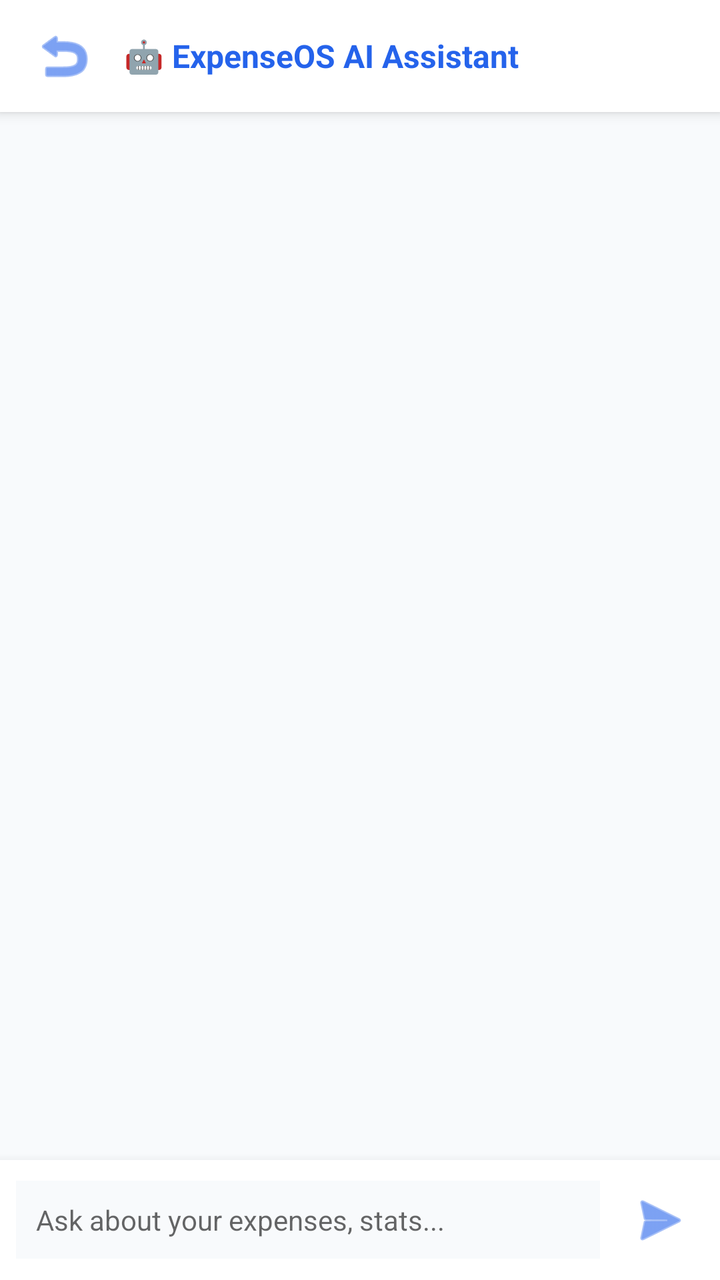
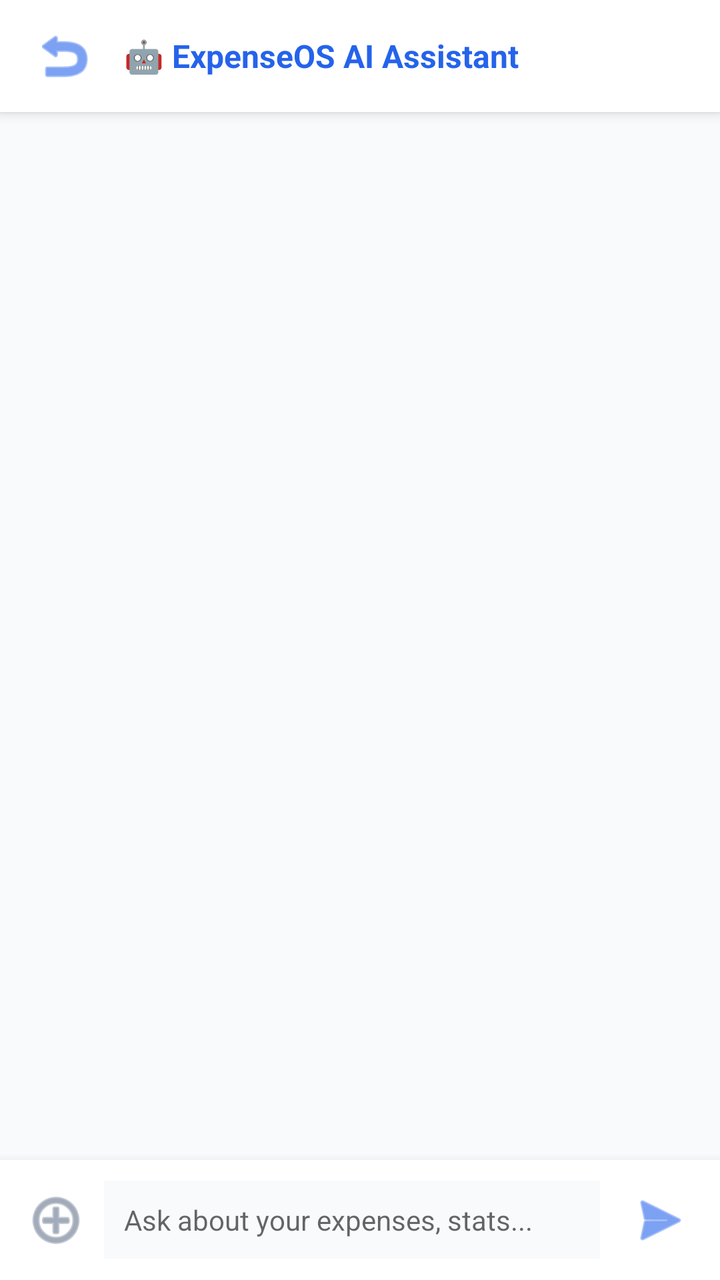

The first picture is an Android layout as it rendered before a commit; the second is the same layout after the commit. The layout source and the unified diff follow.
<!-- AndroidManifest.xml: application theme Theme.ExpenseOS -->
<!-- res/layout/activity_chat.xml -->
<?xml version="1.0" encoding="utf-8"?>
<LinearLayout xmlns:android="http://schemas.android.com/apk/res/android"
    android:layout_width="match_parent"
    android:layout_height="match_parent"
    android:background="@color/bg"
    android:orientation="vertical">

    
    <LinearLayout
        android:layout_width="match_parent"
        android:layout_height="56dp"
        android:background="@color/nav_bg"
        android:elevation="4dp"
        android:gravity="center_vertical"
        android:orientation="horizontal"
        android:paddingHorizontal="14dp">

        <ImageButton
            android:id="@+id/btnChatBack"
            android:layout_width="36dp"
            android:layout_height="36dp"
            android:background="?attr/selectableItemBackgroundBorderless"
            android:contentDescription="Back"
            android:src="@android:drawable/ic_menu_revert"
            android:tint="@color/primary" />

        <TextView
            android:layout_width="0dp"
            android:layout_height="wrap_content"
            android:layout_marginStart="12dp"
            android:layout_weight="1"
            android:text="🤖 ExpenseOS AI Assistant"
            android:textColor="@color/primary"
            android:textSize="16sp"
            android:textStyle="bold" />
    </LinearLayout>

    
    <ScrollView
        android:id="@+id/chatScrollView"
        android:layout_width="match_parent"
        android:layout_height="0dp"
        android:layout_weight="1"
        android:fillViewport="true"
        android:padding="8dp">

        <LinearLayout
            android:id="@+id/chatMessagesContainer"
            android:layout_width="match_parent"
            android:layout_height="wrap_content"
            android:orientation="vertical" />
    </ScrollView>

    
    <LinearLayout
        android:layout_width="match_parent"
        android:layout_height="wrap_content"
        android:background="@color/nav_bg"
        android:elevation="8dp"
        android:gravity="center_vertical"
        android:orientation="horizontal"
        android:padding="8dp">

        <EditText
            android:id="@+id/etChatInput"
            android:layout_width="0dp"
            android:layout_height="wrap_content"
            android:layout_weight="1"
            android:background="@color/bg"
            android:hint="Ask about your expenses, stats..."
            android:inputType="textMultiLine"
            android:maxLines="4"
            android:padding="10dp"
            android:textColor="@color/text"
            android:textSize="14sp" />

        <ImageButton
            android:id="@+id/btnChatSend"
            android:layout_width="44dp"
            android:layout_height="44dp"
            android:layout_marginStart="8dp"
            android:background="?attr/selectableItemBackgroundBorderless"
            android:contentDescription="Send"
            android:src="@android:drawable/ic_menu_send"
            android:tint="@color/primary" />
    </LinearLayout>
</LinearLayout>
<!-- resources referenced by this layout -->
<resources>
  <color name="bg">#F8FAFC</color>
  <color name="nav_bg">#FFFFFF</color>
  <color name="primary">#2563EB</color>
  <color name="text">#1E293B</color>
  <style name="Theme.ExpenseOS" parent="Theme.MaterialComponents.Light.NoActionBar">
          <item name="colorPrimary">@color/primary</item>
          <item name="colorPrimaryDark">@color/primary_dark</item>
          <item name="colorAccent">@color/primary</item>
          <item name="android:windowBackground">@color/bg</item>
          <item name="android:fontFamily">sans-serif</item>
          <item name="android:statusBarColor">@color/primary_dark</item>
      </style>
  <color name="primary_dark">#1D4ED8</color>
</resources>

<!-- the commit's change to res/layout/activity_chat.xml (unified diff, before → after) -->
@@ -53,6 +53,39 @@
 
     
     <LinearLayout
+        android:id="@+id/chatAttachPreviewRow"
+        android:layout_width="match_parent"
+        android:layout_height="wrap_content"
+        android:background="@color/nav_bg"
+        android:gravity="center_vertical"
+        android:orientation="horizontal"
+        android:paddingHorizontal="12dp"
+        android:paddingVertical="6dp"
+        android:visibility="gone">
+
+        <TextView
+            android:id="@+id/tvChatAttachName"
+            android:layout_width="0dp"
+            android:layout_height="wrap_content"
+            android:layout_weight="1"
+            android:ellipsize="middle"
+            android:singleLine="true"
+            android:text="filename.png"
+            android:textColor="@color/text"
+            android:textSize="12sp" />
+
+        <ImageButton
+            android:id="@+id/btnChatAttachRemove"
+            android:layout_width="28dp"
+            android:layout_height="28dp"
+            android:background="?attr/selectableItemBackgroundBorderless"
+            android:contentDescription="Remove attachment"
+            android:src="@android:drawable/ic_menu_close_clear_cancel"
+            android:tint="@color/text_muted" />
+    </LinearLayout>
+
+    
+    <LinearLayout
         android:layout_width="match_parent"
         android:layout_height="wrap_content"
         android:background="@color/nav_bg"
@@ -61,11 +94,21 @@
         android:orientation="horizontal"
         android:padding="8dp">
 
+        <ImageButton
+            android:id="@+id/btnChatAttach"
+            android:layout_width="40dp"
+            android:layout_height="40dp"
+            android:background="?attr/selectableItemBackgroundBorderless"
+            android:contentDescription="Attach"
+            android:src="@android:drawable/ic_menu_add"
+            android:tint="@color/text_muted" />
+
         <EditText
             android:id="@+id/etChatInput"
             android:layout_width="0dp"
             android:layout_height="wrap_content"
             android:layout_weight="1"
+            android:layout_marginStart="4dp"
             android:background="@color/bg"
             android:hint="Ask about your expenses, stats..."
             android:inputType="textMultiLine"
<!-- resource entries referenced after the edit -->
@@ -4,6 +4,7 @@
   <color name="nav_bg">#FFFFFF</color>
   <color name="primary">#2563EB</color>
   <color name="text">#1E293B</color>
+  <color name="text_muted">#64748B</color>
   <style name="Theme.ExpenseOS" parent="Theme.MaterialComponents.Light.NoActionBar">
           <item name="colorPrimary">@color/primary</item>
           <item name="colorPrimaryDark">@color/primary_dark</item>
